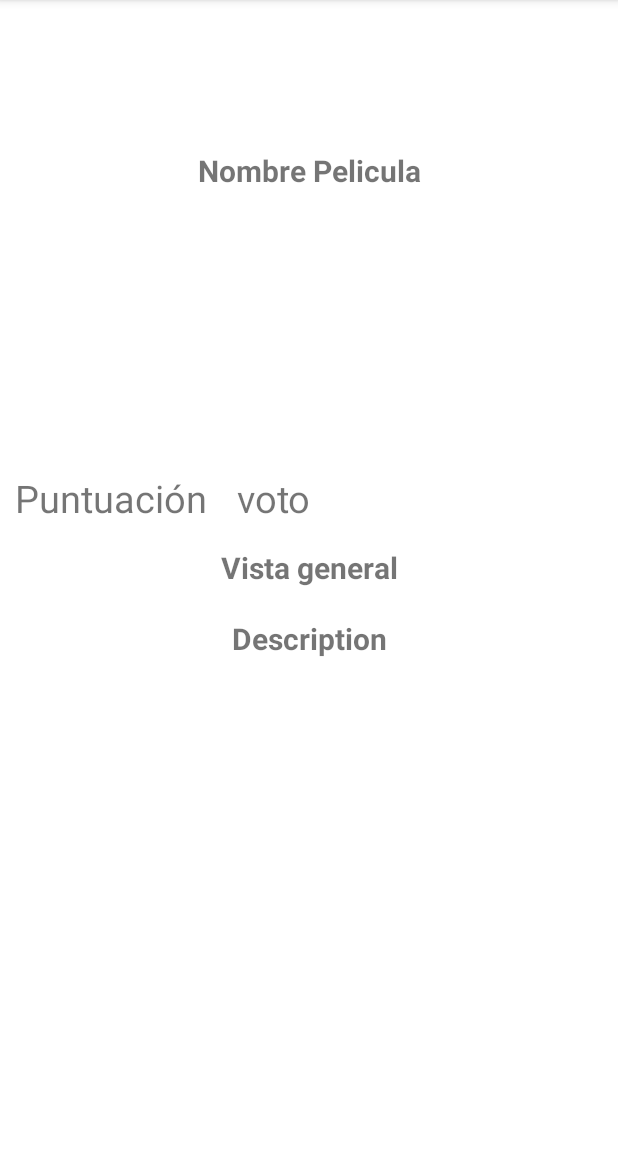
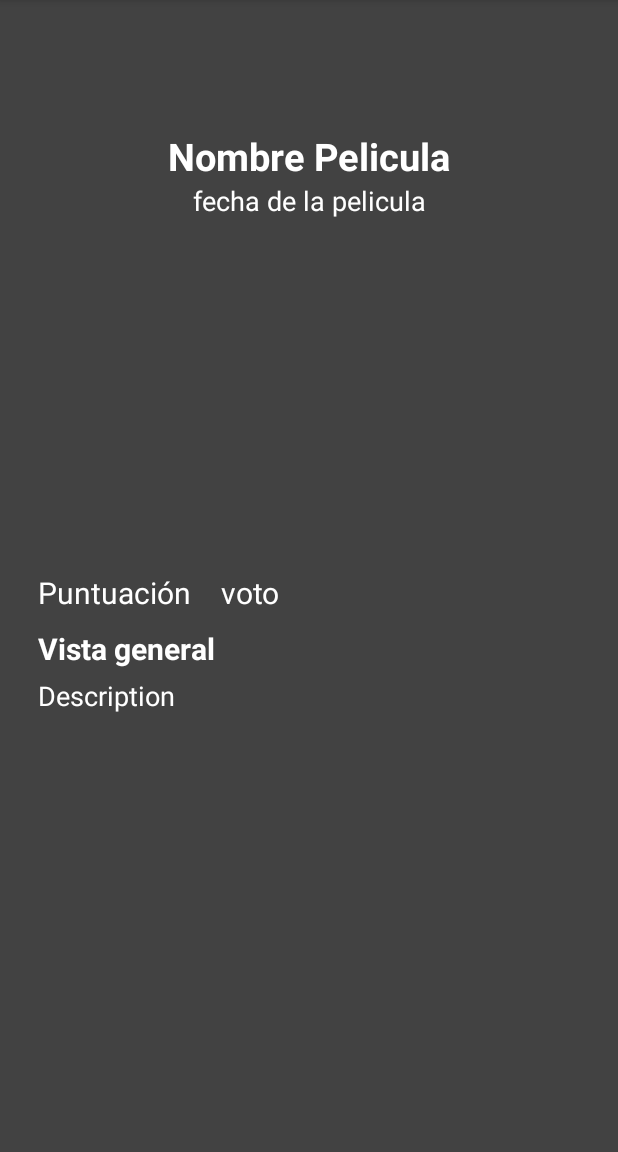
Before and after one commit to lizeper/Pre-aceleracion-lizeth-perdomo, an Android app: the DetailMovieActivity screen opened directly, with no data from a screen before it, on a phone screen of 412 x 824 dp, the part 84-1236 px from its top. Run offline under Robolectric (Android 15) with nearby library versions, the phone set to English and light mode, and no system bars; pictures from the network do not load; 6 statements that could not run were skipped.

Commit message:
ultimos cambios

```diff
--- a/app/build.gradle
+++ b/app/build.gradle
@@ -15,6 +15,7 @@ android {
 
         buildConfigField("String","API_KEY","\"b0e238adeb43d18ab6dd02b54cb1bdc4\"")
         buildConfigField("String","API_URL","\"https://api.themoviedb.org/3/\"")
+        buildConfigField("String","API_language","\"es-Es\"")
         testInstrumentationRunner "androidx.test.runner.AndroidJUnitRunner"
     }
 
--- a/app/src/main/java/com/example/appmovie/data/MovieRemoteDataSource.kt
+++ b/app/src/main/java/com/example/appmovie/data/MovieRemoteDataSource.kt
@@ -17,7 +17,8 @@ class MovieRemoteDataSource {
         val service = RetrofitService.instance
             //servicio y la interface
             .create(MoviesService::class.java)
-            .getPopular(BuildConfig.API_KEY)
+            .getPopular(BuildConfig.API_KEY,BuildConfig.API_language)
+
 
 
 
--- a/app/src/main/java/com/example/appmovie/data/MoviesService.kt
+++ b/app/src/main/java/com/example/appmovie/data/MoviesService.kt
@@ -9,5 +9,5 @@ interface MoviesService {
 
     //obtener GET las peliculas populares y anexar movies/popular de la api
     @GET("movie/popular")
-    fun getPopular(@Query("api_key")apiKey:String): Call<PopularMovies>
+    fun getPopular(@Query("api_key")apiKey:String,@Query("language")lenguage:String): Call<PopularMovies>
 }
--- a/app/src/main/java/com/example/appmovie/model/Movie.kt
+++ b/app/src/main/java/com/example/appmovie/model/Movie.kt
@@ -14,5 +14,7 @@ data class Movie(
     @SerializedName("adult")
     val adult:Boolean,
     @SerializedName("backdrop_path")
-    val imagen:String
+    val imagen:String,
+    @SerializedName("release_date")
+    val fecha:String
 ): Serializable
--- a/app/src/main/java/com/example/appmovie/ui/DetailMovieActivity.kt
+++ b/app/src/main/java/com/example/appmovie/ui/DetailMovieActivity.kt
@@ -33,6 +33,7 @@ class DetailMovieActivity : AppCompatActivity() {
 
         binding.voteAverage.text = movie.voteAverage.toString()
         binding.Description.text = movie.overview
+        binding.date.text = movie.fecha
 
         setContentView(binding.root)
     }
--- a/app/src/main/res/layout/activity_detail_movie.xml
+++ b/app/src/main/res/layout/activity_detail_movie.xml
@@ -4,8 +4,9 @@
     xmlns:tools="http://schemas.android.com/tools"
     android:layout_width="match_parent"
     android:layout_height="match_parent"
-    android:padding="10dp"
-    tools:context=".ui.DetailMovieActivity">
+    android:padding="25dp"
+    tools:context=".ui.DetailMovieActivity"
+    android:background="@color/cardview_dark_background">
 
 
     <TextView
@@ -13,21 +14,19 @@
         android:layout_width="wrap_content"
         android:layout_height="wrap_content"
         android:text="Nombre Pelicula"
-        android:textSize="20sp"
+        android:textSize="25sp"
         android:textStyle="bold"
+        android:textColor="@color/white"
         app:layout_constraintBottom_toBottomOf="parent"
         app:layout_constraintLeft_toLeftOf="parent"
         app:layout_constraintRight_toRightOf="parent"
         app:layout_constraintTop_toTopOf="parent"
-        app:layout_constraintVertical_bias="0.125" />
-
-
-
+        app:layout_constraintVertical_bias="0.09" />
 
     <ImageView
         android:id="@+id/image_movie"
-        android:layout_width="106dp"
-        android:layout_height="127dp"
+        android:layout_width="0dp"
+        android:layout_height="200dp"
         app:layout_constraintEnd_toEndOf="parent"
         app:layout_constraintStart_toStartOf="parent"
         app:layout_constraintTop_toBottomOf="@+id/title_movies_detalle"
@@ -39,7 +38,8 @@
         android:layout_width="wrap_content"
         android:layout_height="wrap_content"
         android:text="Puntuación"
-        android:textSize="25sp"
+        android:textColor="@color/white"
+        android:textSize="20sp"
         android:layout_marginTop="20dp"
         app:layout_constraintStart_toStartOf="parent"
         app:layout_constraintTop_toBottomOf="@+id/image_movie" />
@@ -50,7 +50,8 @@
         android:layout_width="0dp"
         android:layout_height="wrap_content"
         android:text="voto"
-        android:textSize="25sp"
+        android:textSize="20sp"
+        android:textColor="@color/white"
         android:layout_marginTop="20dp"
         android:layout_marginLeft="20dp"
         app:layout_constraintEnd_toEndOf="parent"
@@ -61,10 +62,11 @@
         android:id="@+id/details"
         android:layout_width="0dp"
         android:layout_height="wrap_content"
-        android:layout_marginTop="15dp"
-        android:gravity="center"
+        android:layout_marginTop="10dp"
+        android:gravity="left"
         android:text="Vista general"
         android:textSize="20sp"
+        android:textColor="@color/white"
         android:textStyle="bold"
         app:layout_constraintEnd_toEndOf="parent"
         app:layout_constraintStart_toStartOf="parent"
@@ -73,16 +75,31 @@
 
     <TextView
         android:id="@+id/Description"
-        android:layout_width="0dp"
+        android:layout_width="match_parent"
         android:layout_height="wrap_content"
-        android:gravity="center"
         android:text="Description"
-        android:textSize="20sp"
-        android:textStyle="bold"
-        android:layout_marginTop="20dp"
+        android:layout_centerVertical="true"
+        android:layout_centerHorizontal="true"
+        android:ellipsize="end"
+        android:maxLines="11"
+        android:textSize="18sp"
+        android:textColor="@color/white"
+        android:layout_marginTop="5dp"
         app:layout_constraintEnd_toEndOf="parent"
         app:layout_constraintStart_toStartOf="parent"
-
         app:layout_constraintTop_toBottomOf="@+id/details" />
 
+
+    <TextView
+        android:id="@+id/date"
+        android:layout_width="wrap_content"
+        android:layout_height="wrap_content"
+        android:text="fecha de la pelicula"
+        android:textColor="@color/white"
+        android:textSize="18sp"
+        app:layout_constraintEnd_toEndOf="parent"
+        app:layout_constraintStart_toStartOf="parent"
+        app:layout_constraintTop_toBottomOf="@+id/title_movies_detalle" />
+
+
 </androidx.constraintlayout.widget.ConstraintLayout>
--- a/app/src/main/res/layout/activity_movies.xml
+++ b/app/src/main/res/layout/activity_movies.xml
@@ -12,9 +12,11 @@
         android:id="@+id/title_movies"
         android:layout_width="wrap_content"
         android:layout_height="wrap_content"
+        android:layout_margin="10dp"
         android:text="PELICULAS"
         android:textSize="20sp"
         android:textStyle="bold"
+
         app:layout_constraintLeft_toLeftOf="parent"
         app:layout_constraintRight_toRightOf="parent"
         app:layout_constraintTop_toTopOf="parent" />
--- a/app/src/main/res/layout/item_movies.xml
+++ b/app/src/main/res/layout/item_movies.xml
@@ -33,6 +33,7 @@
                 android:layout_height="127dp"
                 app:layout_constraintBottom_toBottomOf="parent"
                 app:layout_constraintStart_toStartOf="parent"
+                android:layout_marginLeft="5dp"
                 app:layout_constraintTop_toBottomOf="@+id/title_movie" />
 
 
@@ -41,6 +42,7 @@
                 android:layout_width="match_parent"
                 android:layout_height="wrap_content"
                 android:text="Nombre pelicula"
+                android:layout_marginLeft="5dp"
                 android:textSize="25sp"
                 android:textStyle="bold"
                 app:layout_constraintStart_toStartOf="parent"
@@ -53,6 +55,7 @@
                 android:layout_marginLeft="15dp"
                 android:text="voto"
                 android:textSize="15sp"
+                android:textStyle="bold"
                 app:layout_constraintStart_toEndOf="@+id/image_movie"
                 app:layout_constraintTop_toTopOf="@+id/image_movie" />
 
@@ -68,9 +71,7 @@
                 android:text="Descripción"
                 app:layout_constraintEnd_toEndOf="parent"
                 app:layout_constraintStart_toEndOf="@+id/image_movie"
-                app:layout_constraintTop_toBottomOf="@+id/voteAverage"
-
-                />
+                app:layout_constraintTop_toBottomOf="@+id/voteAverage" />
 
 
         </androidx.constraintlayout.widget.ConstraintLayout>
```
